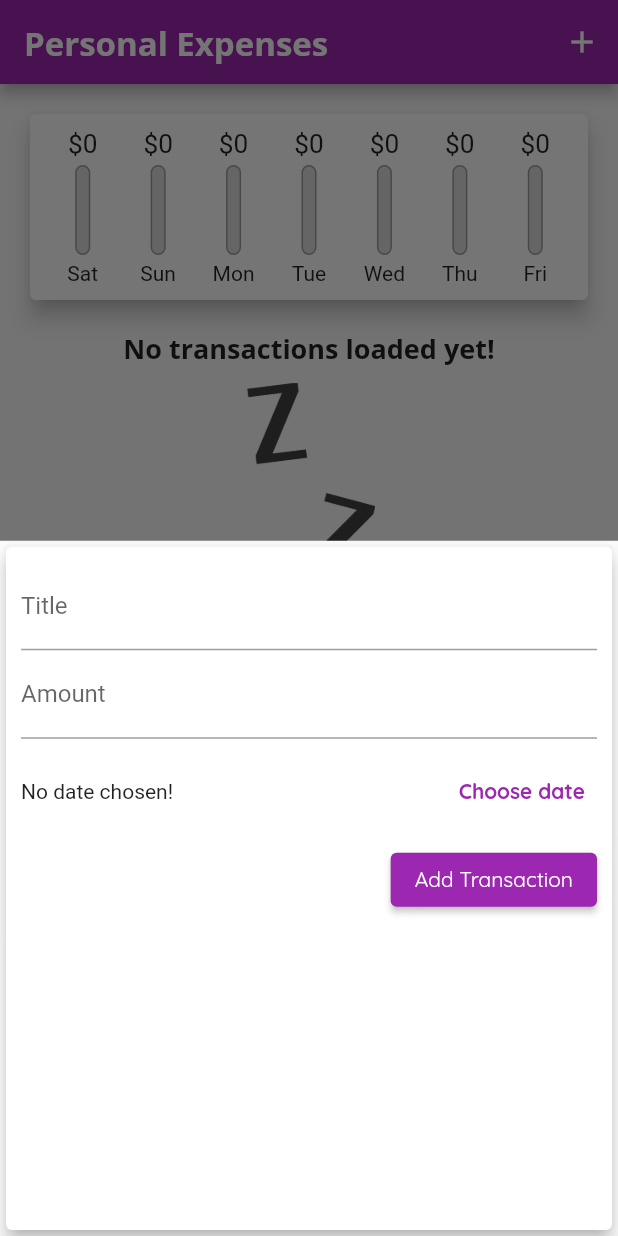
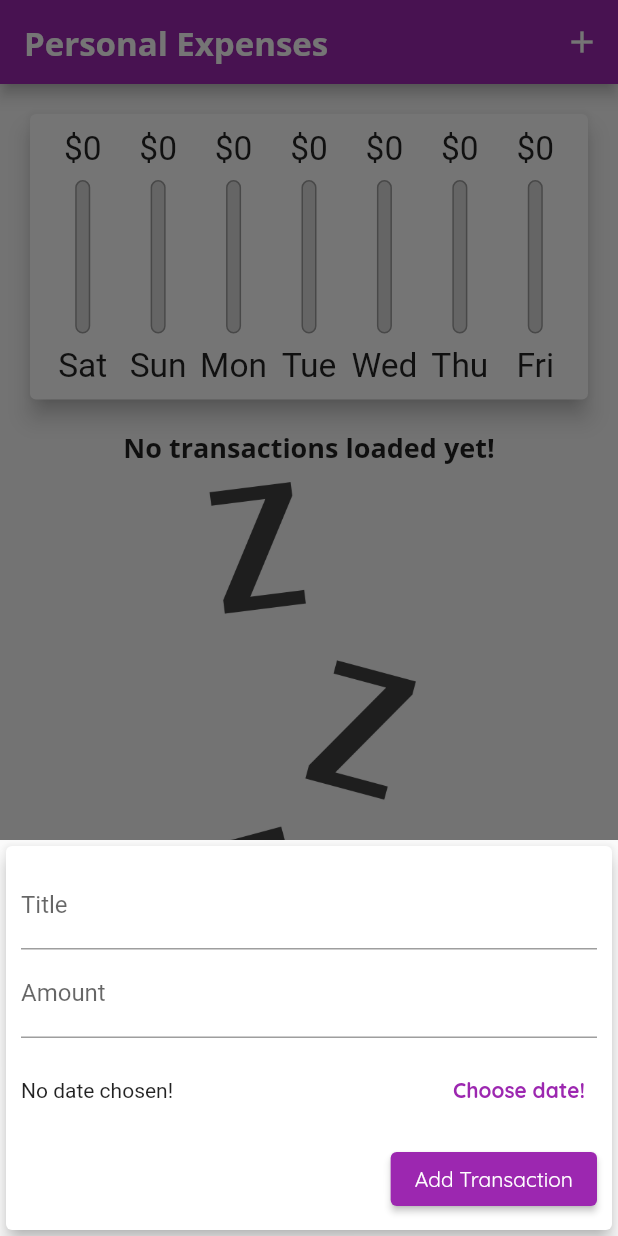
Before and after one commit to Firsak/flutter_guide_widgets, a Flutter app: the screen it shows after launch, after a tap on the "add" icon, on a phone screen of 412 x 824 dp. Run offline on Flutter 3.47's test engine with Material 2 defaults, Android fonts, the phone set to English and light mode, and no system bars.

Commit message:
21-01-2022 Finished adaptive part

```diff
--- a/lib/main.dart
+++ b/lib/main.dart
@@ -1,4 +1,10 @@
+// ignore_for_file: prefer_const_constructors
+
+import 'dart:io';
+
 import 'package:flutter/material.dart';
+import 'package:flutter/services.dart';
+import 'package:flutter/cupertino.dart';
 
 import './widgets/new_transaction.dart';
 import './models/transaction.dart';
@@ -6,6 +12,8 @@ import './widgets/transaction_list.dart';
 import './widgets/cahr.dart';
 
 void main() {
+  // WidgetsFlutterBinding.ensureInitialized();
+  // SystemChrome.setPreferredOrientations([DeviceOrientation.portraitUp]);
   runApp(MyApp());
 }
 
@@ -71,6 +79,8 @@ class _MyHomePageState extends State<MyHomePage> {
     // )
   ];
 
+  bool _showChart = false;
+
   List<Transaction> get _recentTransactions {
     return _userTransactions.where((transaction) {
       return transaction.date
@@ -116,8 +126,31 @@ class _MyHomePageState extends State<MyHomePage> {
 
   @override
   Widget build(BuildContext context) {
-    return Scaffold(
-      appBar: AppBar(
+    final mediaQuery = MediaQuery.of(context);
+    final isLandScape = mediaQuery.orientation == Orientation.landscape;
+    // ignore: prefer_const_constructors
+    final PreferredSizeWidget appBar = Platform.isIOS
+        // ignore: unnecessary_cast
+        ? (CupertinoNavigationBar(
+            middle: const Text(
+              'Personal Expenses',
+              style: TextStyle(
+                  // fontFamily: 'OpenSans',
+                  ),
+            ),
+            trailing: Row(
+              mainAxisSize: MainAxisSize.min,
+              children: [
+                GestureDetector(
+                  onTap: () => _startAddNewTransaction(context),
+                  child: Icon(
+                    CupertinoIcons.add,
+                  ),
+                )
+              ],
+            ),
+          ) as PreferredSizeWidget)
+        : AppBar(
             title: const Text(
               'Personal Expenses',
               style: TextStyle(
@@ -130,24 +163,77 @@ class _MyHomePageState extends State<MyHomePage> {
                 icon: const Icon(Icons.add),
               )
             ],
-      ),
-      body: SingleChildScrollView(
+          );
+    final txListWidget = Container(
+      height: (mediaQuery.size.height -
+              appBar.preferredSize.height -
+              mediaQuery.padding.top) *
+          0.7,
+      child: TransactionList(_userTransactions, _deleteTransaction),
+    );
+    final pageBody = SafeArea(
+      child: SingleChildScrollView(
         child: Column(
             mainAxisAlignment: MainAxisAlignment.start,
             crossAxisAlignment: CrossAxisAlignment.stretch,
             children: <Widget>[
-              Chart(_recentTransactions),
-              TransactionList(_userTransactions, _deleteTransaction),
+              if (isLandScape)
+                Row(
+                  mainAxisAlignment: MainAxisAlignment.center,
+                  children: [
+                    Text('Show Chart',
+                        style: Theme.of(context).textTheme.headline6),
+                    Switch.adaptive(
+                        activeColor: Theme.of(context).colorScheme.secondary,
+                        value: _showChart,
+                        onChanged: (val) {
+                          setState(() {
+                            _showChart = val;
+                          });
+                        }),
+                  ],
+                ),
+              if (!isLandScape)
+                Container(
+                  height: (MediaQuery.of(context).size.height -
+                          appBar.preferredSize.height -
+                          MediaQuery.of(context).padding.top) *
+                      0.3,
+                  child: Chart(_recentTransactions),
+                ),
+              if (!isLandScape) txListWidget,
+              if (isLandScape)
+                _showChart
+                    ? Container(
+                        height: (MediaQuery.of(context).size.height -
+                                appBar.preferredSize.height -
+                                MediaQuery.of(context).padding.top) *
+                            0.7,
+                        child: Chart(_recentTransactions),
+                      )
+                    : txListWidget
             ]),
       ),
-      floatingActionButton: FloatingActionButton(
+    );
+    return Platform.isIOS
+        ? CupertinoPageScaffold(
+            child: pageBody,
+            navigationBar: appBar as ObstructingPreferredSizeWidget,
+          )
+        : Scaffold(
+            appBar: appBar,
+            body: pageBody,
+            floatingActionButton: Platform.isIOS
+                ? Container()
+                : FloatingActionButton(
                     child: IconTheme(
                       data: new IconThemeData(color: Colors.black),
                       child: Icon(Icons.add),
                     ),
                     onPressed: () => _startAddNewTransaction(context),
                   ),
-      floatingActionButtonLocation: FloatingActionButtonLocation.centerFloat,
+            floatingActionButtonLocation:
+                FloatingActionButtonLocation.centerFloat,
           );
   }
 }
--- /dev/null
+++ b/lib/widgets/adaptiveButton.dart
@@ -0,0 +1,33 @@
+import 'dart:io';
+
+import 'package:flutter/material.dart';
+import 'package:flutter/cupertino.dart';
+
+class AdaptiveButton extends StatelessWidget {
+  final String text;
+  final VoidCallback handler;
+
+  const AdaptiveButton(this.text, this.handler, {Key? key}) : super(key: key);
+
+  @override
+  Widget build(BuildContext context) {
+    return Platform.isIOS
+        ? CupertinoButton(
+            child: Text(
+              text,
+              style: TextStyle(fontWeight: FontWeight.bold),
+            ),
+            onPressed: handler,
+          )
+        : TextButton(
+            onPressed: handler,
+            child: Text(
+              text,
+              style: TextStyle(fontWeight: FontWeight.bold),
+            ),
+            style: TextButton.styleFrom(
+              primary: Theme.of(context).primaryColor,
+            ),
+          );
+  }
+}
--- a/lib/widgets/chart_bar.dart
+++ b/lib/widgets/chart_bar.dart
@@ -9,19 +9,21 @@ class ChartBar extends StatelessWidget {
 
   @override
   Widget build(BuildContext context) {
+    return LayoutBuilder(
+      builder: (ctx, constraints) {
         return Column(
           children: [
             Container(
-          height: 20,
+              height: constraints.maxHeight * 0.15,
               child: FittedBox(
                 child: Text('\$${spendingAmount.toStringAsFixed(0)}'),
               ),
             ),
             SizedBox(
-          height: 4,
+              height: constraints.maxHeight * 0.05,
             ),
             Container(
-          height: 60,
+              height: constraints.maxHeight * 0.6,
               width: 10,
               child: Stack(
                 children: [
@@ -44,10 +46,17 @@ class ChartBar extends StatelessWidget {
               ),
             ),
             SizedBox(
-          height: 4,
+              height: constraints.maxHeight * 0.05,
             ),
-        Text(label)
+            Container(
+              height: constraints.maxHeight * 0.15,
+              child: FittedBox(
+                child: Text(label),
+              ),
+            )
           ],
+        );
+      },
     );
   }
 }
--- a/lib/widgets/new_transaction.dart
+++ b/lib/widgets/new_transaction.dart
@@ -1,4 +1,8 @@
+import 'dart:io';
+
+import 'package:flutter/cupertino.dart';
 import 'package:flutter/material.dart';
+import './adaptiveButton.dart';
 import 'package:intl/intl.dart';
 
 class NewTransaction extends StatefulWidget {
@@ -53,10 +57,16 @@ class _NewTransactionState extends State<NewTransaction> {
 
   @override
   Widget build(BuildContext context) {
-    return Card(
+    return SingleChildScrollView(
+      child: Card(
         elevation: 5,
         child: Container(
-        padding: const EdgeInsets.all(10),
+          padding: EdgeInsets.only(
+            left: 10,
+            top: 10,
+            bottom: MediaQuery.of(context).viewInsets.bottom + 10,
+            right: 10,
+          ),
           child: Column(
             crossAxisAlignment: CrossAxisAlignment.end,
             children: [
@@ -89,16 +99,7 @@ class _NewTransactionState extends State<NewTransaction> {
                           ? 'No date chosen!'
                           : 'Picket date: ${DateFormat.yMd().format(_selectedDate as DateTime)}'),
                     ),
-                  TextButton(
-                    onPressed: _presentDatePicker,
-                    child: Text(
-                      'Choose date',
-                      style: TextStyle(fontWeight: FontWeight.bold),
-                    ),
-                    style: TextButton.styleFrom(
-                      primary: Theme.of(context).primaryColor,
-                    ),
-                  ),
+                    AdaptiveButton('Choose date!', _presentDatePicker)
                   ],
                 ),
               ),
@@ -113,6 +114,7 @@ class _NewTransactionState extends State<NewTransaction> {
             ],
           ),
         ),
+      ),
     );
   }
 }
--- a/lib/widgets/transaction_list.dart
+++ b/lib/widgets/transaction_list.dart
@@ -14,10 +14,10 @@ class TransactionList extends StatelessWidget {
 
   @override
   Widget build(BuildContext context) {
-    return Container(
-      height: MediaQuery.of(context).size.height * 0.6,
-      child: transactions.isEmpty
-          ? Column(
+    return transactions.isEmpty
+        ? LayoutBuilder(
+            builder: (ctx, constraints) {
+              return Column(
                 children: [
                   Text(
                     'No transactions loaded yet!',
@@ -31,9 +31,11 @@ class TransactionList extends StatelessWidget {
                       'assets/images/waiting.png',
                       fit: BoxFit.cover,
                     ),
-                  height: 200,
+                    height: constraints.maxHeight * 0.6,
                   )
                 ],
+              );
+            },
           )
         : ListView.builder(
             itemBuilder: (context, index) {
@@ -58,17 +60,28 @@ class TransactionList extends StatelessWidget {
                   subtitle: Text(
                     DateFormat.yMMMd().format(transactions[index].date),
                   ),
-                    trailing: IconButton(
+                  trailing: MediaQuery.of(context).size.width > 500
+                      ? TextButton.icon(
+                          onPressed: () => deleteTransaction(
+                            transactions[index].id,
+                          ),
+                          label: Text('Delete transaction'),
+                          style: TextButton.styleFrom(
+                            primary: Theme.of(context).errorColor,
+                          ),
+                          icon: Icon(Icons.delete),
+                        )
+                      : IconButton(
                           icon: Icon(Icons.delete),
                           color: Theme.of(context).errorColor,
-                      onPressed: () =>
-                          deleteTransaction(transactions[index].id),
+                          onPressed: () => deleteTransaction(
+                            transactions[index].id,
+                          ),
                         ),
                 ),
               );
             },
             itemCount: transactions.length,
-            ),
           );
   }
 }
```
Lines whose indentation alone changed are shown as unchanged.
